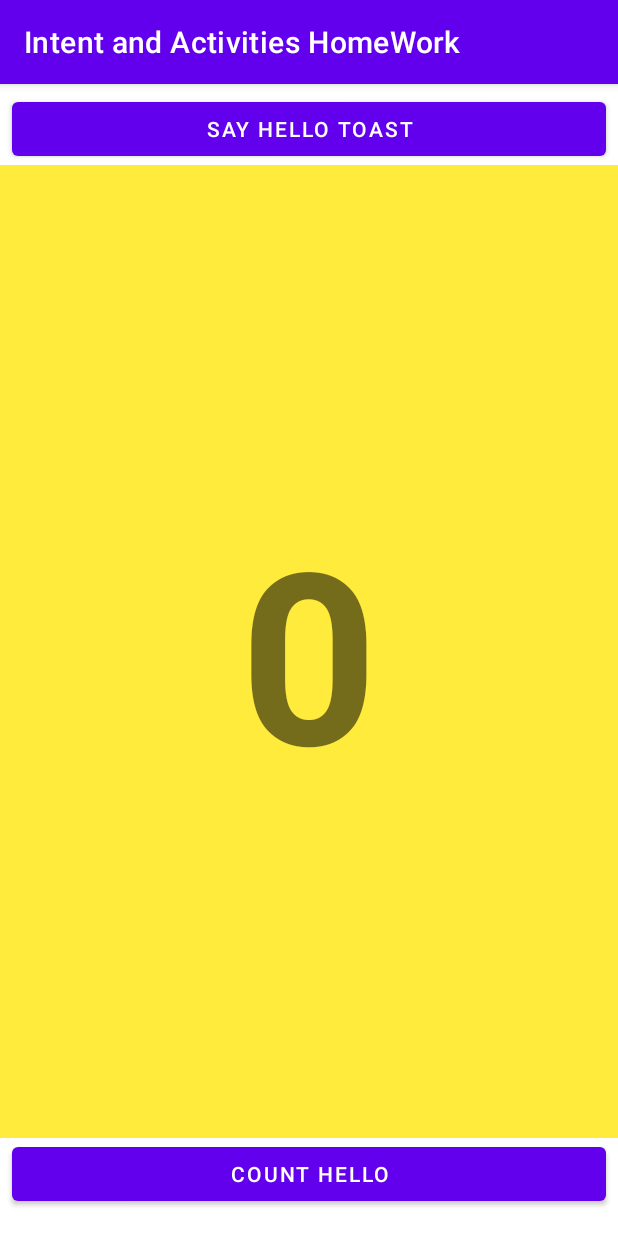
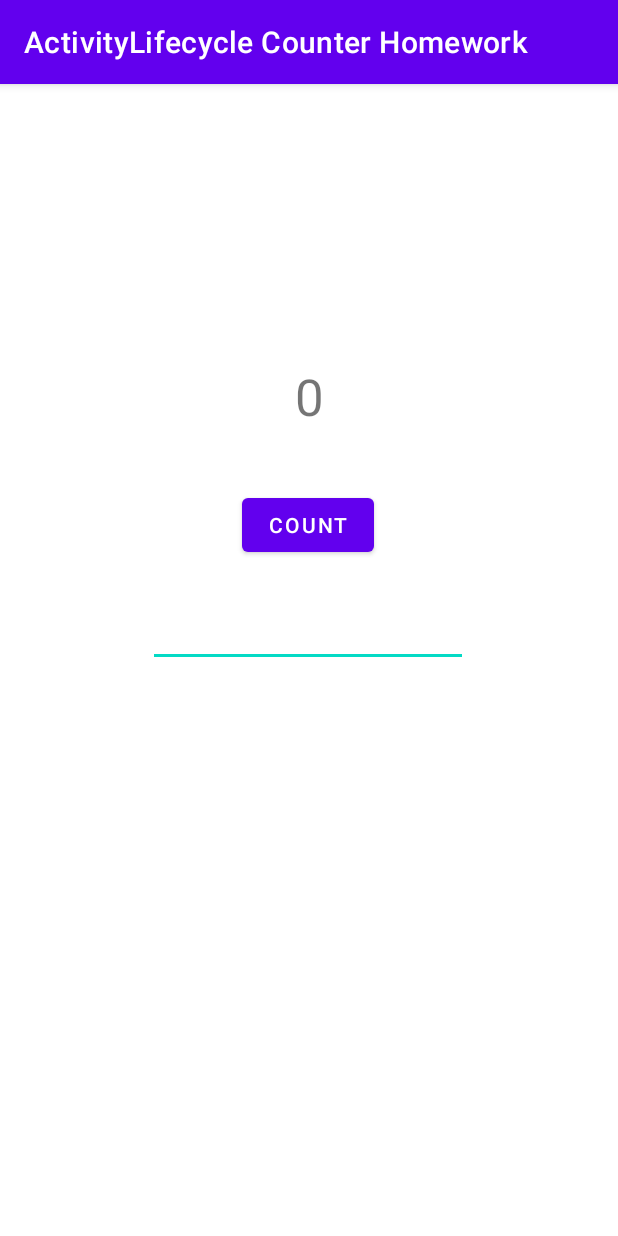
Before and after one commit to pangeni/ActivityLifeCycle, an Android app: the screen it shows after launch (MainActivity), on a phone screen of 412 x 824 dp. Run offline under Robolectric (Android 15) with nearby library versions, the phone set to English and light mode, and no system bars.

Commit message:
merge into master

```diff
--- a/app/src/main/java/com/example/activitylifecyclestate/MainActivity.java
+++ b/app/src/main/java/com/example/activitylifecyclestate/MainActivity.java
@@ -1,46 +1,49 @@
 package com.example.activitylifecyclestate;
 
+import androidx.annotation.NonNull;
 import androidx.appcompat.app.AppCompatActivity;
 
 import android.os.Bundle;
-import android.content.Intent;
 import android.view.View;
-import android.widget.Button;
+import android.widget.EditText;
 import android.widget.TextView;
 
 public class MainActivity extends AppCompatActivity {
-    private Button button1, button2;
-    private TextView text;
-    private int count;
-    public static final String EXTRA_MESSAGE =
-            "com.example.android.twoactivities.extra.MESSAGE";
+    private int mCount = 0;
+    private TextView mShowCount;
+
 
     @Override
     protected void onCreate(Bundle savedInstanceState) {
         super.onCreate(savedInstanceState);
         setContentView(R.layout.activity_main);
+        mShowCount = (TextView) findViewById(R.id.view_count);
+        if (savedInstanceState != null) {
+            mCount = savedInstanceState.getInt("count");
+            mShowCount.setText(""+ mCount);
+        }
 
-        button1 = findViewById(R.id.btn_score);
-        button2 = findViewById(R.id.btn_toast);
-
-        text = findViewById(R.id.show_count);
-
-        button1.setOnClickListener(new View.OnClickListener() {
-            @Override
-            public void onClick(View view) {
-                count++;
-                text.setText("" + count);
-            }
-        });
-        button2.setOnClickListener(new View.OnClickListener() {
-            @Override
-            public void onClick(View view) {
-                Intent intent = new Intent(MainActivity.this, SecondActivity.class);
-                intent.putExtra(EXTRA_MESSAGE,  ""+count);
-                startActivity(intent);
-            }
-        });
+    }
+    public void countUp(View view) {
+        mCount++;
+        if (mShowCount != null)
+            mShowCount.setText(Integer.toString(mCount));
+    }
+    @Override
+    public void onSaveInstanceState(@NonNull Bundle outState) {
+        super.onSaveInstanceState(outState);
+        EditText text = findViewById(R.id.EditText);
+        CharSequence data = text.getText();
+        outState.putCharSequence("data", data );
+        outState.putInt("count",mCount);
 
     }
 
+    @Override
+    protected void onRestoreInstanceState(@NonNull Bundle savedInstanceState) {
+        super.onRestoreInstanceState(savedInstanceState);
+        CharSequence data = savedInstanceState.getCharSequence("data");
+        EditText text = findViewById(R.id.EditText);
+        text.setText(data);
+    }
 }
--- a/app/src/main/res/layout/activity_main.xml
+++ b/app/src/main/res/layout/activity_main.xml
@@ -1,52 +1,52 @@
 <?xml version="1.0" encoding="utf-8"?>
-<androidx.constraintlayout.widget.ConstraintLayout xmlns:android="http://schemas.android.com/apk/res/android"
+<androidx.constraintlayout.widget.ConstraintLayout
+    xmlns:android="http://schemas.android.com/apk/res/android"
     xmlns:app="http://schemas.android.com/apk/res-auto"
+
     xmlns:tools="http://schemas.android.com/tools"
     android:layout_width="match_parent"
-    android:layout_height="match_parent"
-    tools:context=".MainActivity">
+    android:layout_height="match_parent">
+
+
+    <TextView
+        android:id="@+id/view_count"
+        android:layout_width="wrap_content"
+        android:layout_height="wrap_content"
+        android:gravity="center"
+        android:text="@string/ShowCount"
+        android:textSize="34sp"
+        app:layout_constraintBottom_toBottomOf="parent"
+        app:layout_constraintEnd_toEndOf="parent"
+        app:layout_constraintStart_toStartOf="parent"
+        app:layout_constraintTop_toTopOf="parent"
+        app:layout_constraintVertical_bias="0.256" />
 
     <Button
-        android:id="@+id/btn_toast"
-        android:layout_width="0dp"
+        android:id="@+id/count"
+        android:layout_width="wrap_content"
         android:layout_height="wrap_content"
-        android:layout_marginStart="8dp"
-        android:layout_marginEnd="8dp"
-        android:text="@string/say_hello_toast"
+        android:text="@string/count"
+        android:onClick="countUp"
         app:layout_constraintBottom_toBottomOf="parent"
         app:layout_constraintEnd_toEndOf="parent"
-        app:layout_constraintHorizontal_bias="0.0"
+        app:layout_constraintHorizontal_bias="0.498"
         app:layout_constraintStart_toStartOf="parent"
-        app:layout_constraintTop_toTopOf="parent"
-        app:layout_constraintVertical_bias="0.008" />
+        app:layout_constraintTop_toBottomOf="@+id/view_count"
+        app:layout_constraintVertical_bias="0.08"
+        tools:ignore="UsingOnClickInXml" />
 
-    <Button
-        android:id="@+id/btn_score"
-        android:layout_width="0dp"
+    <EditText
+        android:id="@+id/EditText"
+        android:layout_width="wrap_content"
         android:layout_height="wrap_content"
-        android:layout_marginStart="8dp"
-        android:layout_marginEnd="8dp"
-        android:text="@string/count_hello"
+        android:ems="10"
+        android:inputType="textPersonName"
+        android:saveEnabled="false"
+        android:autofillHints="Enter Your name"
         app:layout_constraintBottom_toBottomOf="parent"
         app:layout_constraintEnd_toEndOf="parent"
-        app:layout_constraintHorizontal_bias="0.0"
+        app:layout_constraintHorizontal_bias="0.497"
         app:layout_constraintStart_toStartOf="parent"
-        app:layout_constraintTop_toBottomOf="@+id/btn_toast"
-        app:layout_constraintVertical_bias="0.974" />
-
-    <TextView
-        android:id="@+id/show_count"
-        android:layout_width="0dp"
-        android:layout_height="0dp"
-        android:background="#FFEB3B"
-        android:gravity="center"
-        android:text="@string/text_Value"
-        android:textAlignment="center"
-        android:textSize="160sp"
-        android:textStyle="bold"
-        app:layout_constraintBottom_toTopOf="@+id/btn_score"
-        app:layout_constraintEnd_toEndOf="parent"
-        app:layout_constraintStart_toStartOf="parent"
-        app:layout_constraintTop_toBottomOf="@+id/btn_toast" />
-
+        app:layout_constraintTop_toBottomOf="@+id/count"
+        app:layout_constraintVertical_bias="0.063" />
 </androidx.constraintlayout.widget.ConstraintLayout>
--- a/app/src/main/res/values/strings.xml
+++ b/app/src/main/res/values/strings.xml
@@ -1,7 +1,6 @@
 <resources>
-    <string name="app_name">Intent and Activities HomeWork</string>
-    <string name="say_hello_toast">Say Hello Toast</string>
-    <string name="count_hello">Count Hello</string>
-    <string name="text_view">text_view</string>
-    <string name="text_Value">0</string>
+    <string name="app_name">ActivityLifecycle Counter Homework</string>
+    <string name="ShowCount">0</string>
+    <string name="count">Count</string>
+    <string name="comment_here">Comment Here</string>ss
 </resources>
```
Also changed, not shown: app/src/main/java/com/example/activitylifecyclestate/SecondActivity.java (deleted, +0 -24 lines), app/src/main/res/layout/activity_second.xml (deleted, +0 -32 lines), 4 other files.
